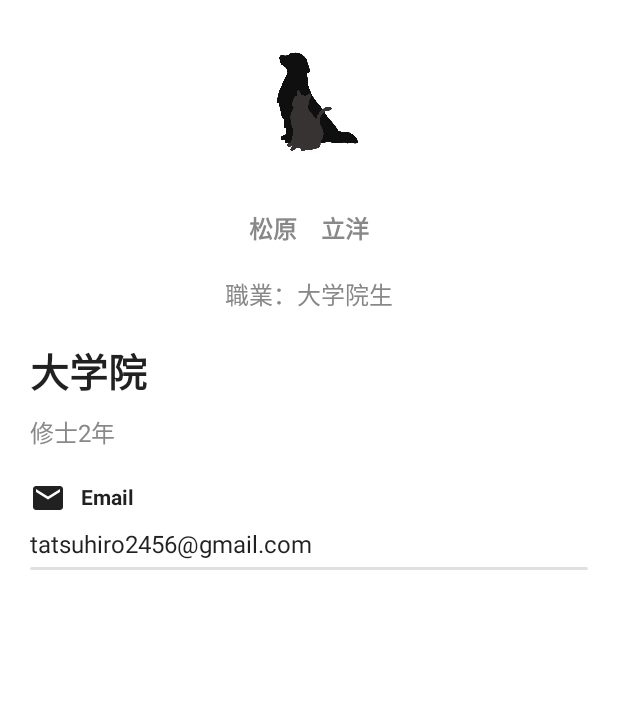
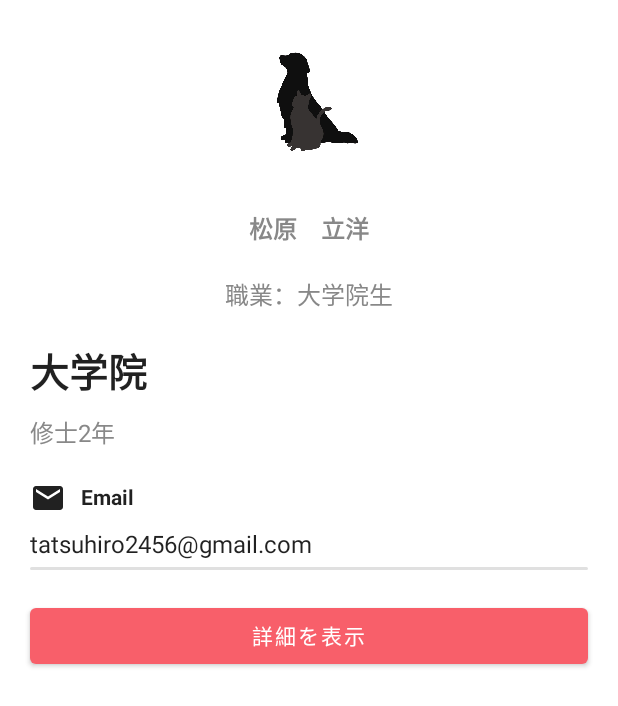
Before and after one commit to tatsuhiro2456/IndentifyKotlin, an Android app built with Jetpack Compose: the screen it shows after launch (MainActivity), on a phone screen of 412 x 824 dp. Shown: the top 706 px of the screen. Run offline under Robolectric (Android 15) with nearby library versions, the phone set to English and light mode, and no system bars.

Commit message:
詳細ボタンの追加

```diff
--- a/app/src/main/java/com/example/jetprofile/MainActivity.kt
+++ b/app/src/main/java/com/example/jetprofile/MainActivity.kt
@@ -1,6 +1,7 @@
 package com.example.jetprofile
 
 import android.os.Bundle
+import android.widget.Space
 import androidx.activity.ComponentActivity
 import androidx.activity.compose.setContent
 import androidx.compose.foundation.Image
@@ -127,7 +128,21 @@ class MainActivity : ComponentActivity() {
                                 thickness = 2.dp
                             )
 
+                            Spacer(modifier = Modifier.height(20.dp))
+
+                            //詳細ボタン
+                            Button(
+                                modifier = Modifier.fillMaxWidth(),
+                                //初期のボタンの背景色を変更
+                                colors = ButtonDefaults.buttonColors(backgroundColor = Color(0xFFF85F6A)),
+                                onClick = {/*TODO*/},
+                            ){
+                                Text(
+                                    text = "詳細を表示",
+                                    color = Color.White,
+                                )
                             }
+                        }
 
                     }
 
```
